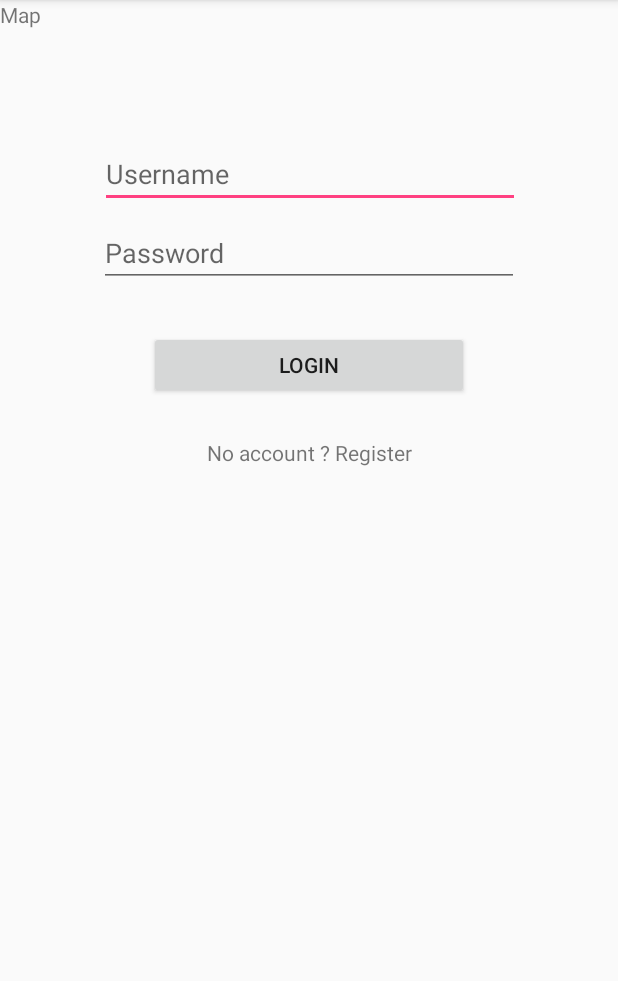
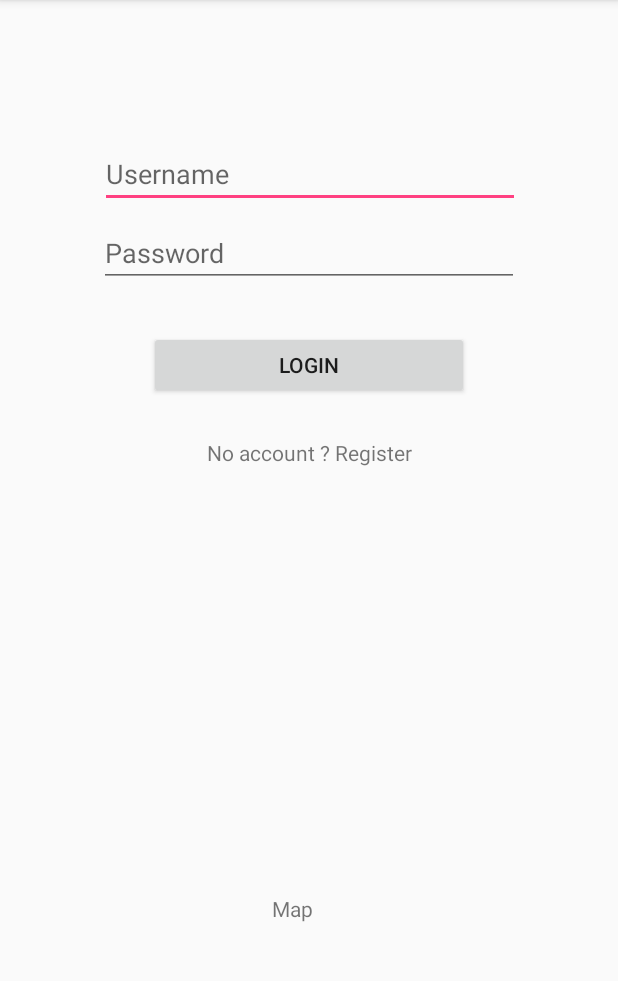
Before and after one commit to MoanaBoi/SkateSpot, an Android app: the screen it shows after launch (LoginActivity), on a phone screen of 412 x 824 dp, the part 84-1065 px from its top. Run offline under Robolectric (Android 15) with nearby library versions, the phone set to English and light mode, and no system bars.

Commit message:
bouton mis au centre

```diff
--- a/app/build.gradle
+++ b/app/build.gradle
@@ -27,5 +27,6 @@
     compile 'com.android.support:appcompat-v7:26.+'
     compile 'com.android.support.constraint:constraint-layout:1.0.2'
     compile 'com.android.volley:volley:1.0.0'
+    compile 'com.google.android.gms:play-services-maps:11.0.4'
     testCompile 'junit:junit:4.12'
 }
--- a/app/src/main/res/layout/activity_login.xml
+++ b/app/src/main/res/layout/activity_login.xml
@@ -73,6 +73,14 @@
         android:layout_width="wrap_content"
         android:layout_height="wrap_content"
         android:text="Map"
-        tools:layout_editor_absoluteX="16dp"
-        tools:layout_editor_absoluteY="475dp" />
+        android:layout_marginRight="8dp"
+        app:layout_constraintRight_toRightOf="parent"
+        android:layout_marginLeft="8dp"
+        app:layout_constraintLeft_toLeftOf="parent"
+        app:layout_constraintTop_toTopOf="parent"
+        android:layout_marginTop="8dp"
+        app:layout_constraintBottom_toBottomOf="parent"
+        android:layout_marginBottom="8dp"
+        app:layout_constraintHorizontal_bias="0.47"
+        app:layout_constraintVertical_bias="0.803" />
 </android.support.constraint.ConstraintLayout>
--- a/app/src/main/res/values/strings.xml
+++ b/app/src/main/res/values/strings.xml
@@ -1,3 +1,4 @@
 <resources>
     <string name="app_name">SkateSpot</string>
+    <string name="title_activity_maps">Map</string>
 </resources>
```
Also changed, not shown: app/src/debug/res/values/google_maps_api.xml (added, +26 -0 lines), app/src/main/AndroidManifest.xml (+23 -1 lines), app/src/main/java/com/dumbaz/skatespot/MapsActivity.java (added, +46 -0 lines), app/src/main/res/layout/activity_maps.xml (added, +8 -0 lines), 1 other file.
